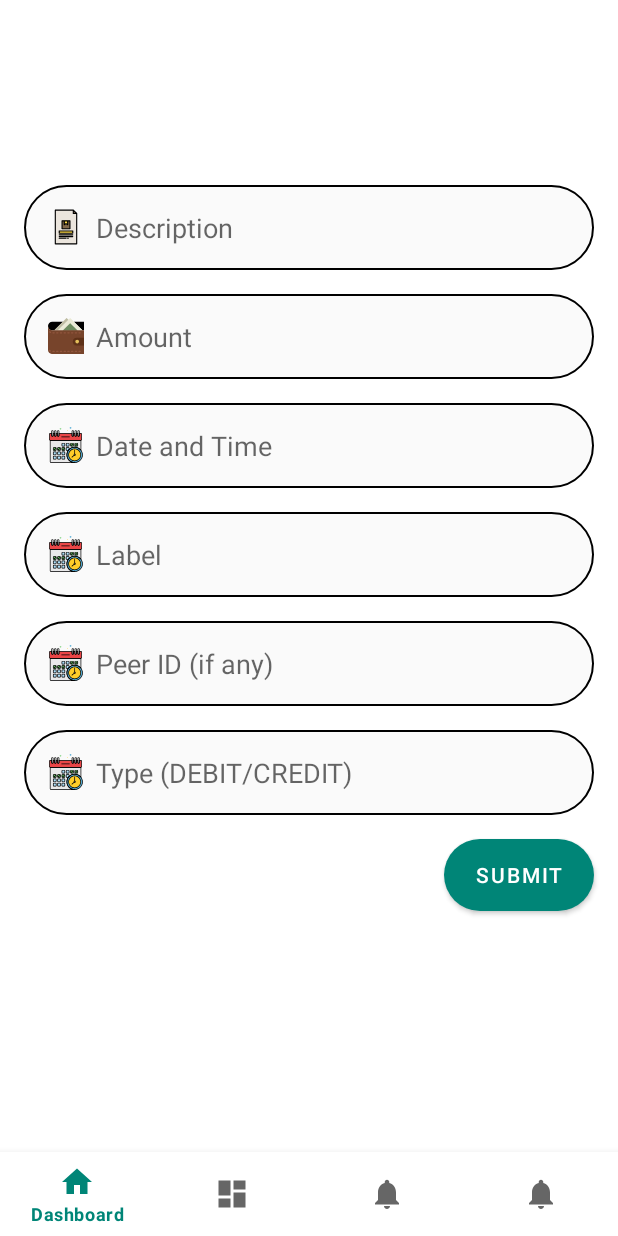
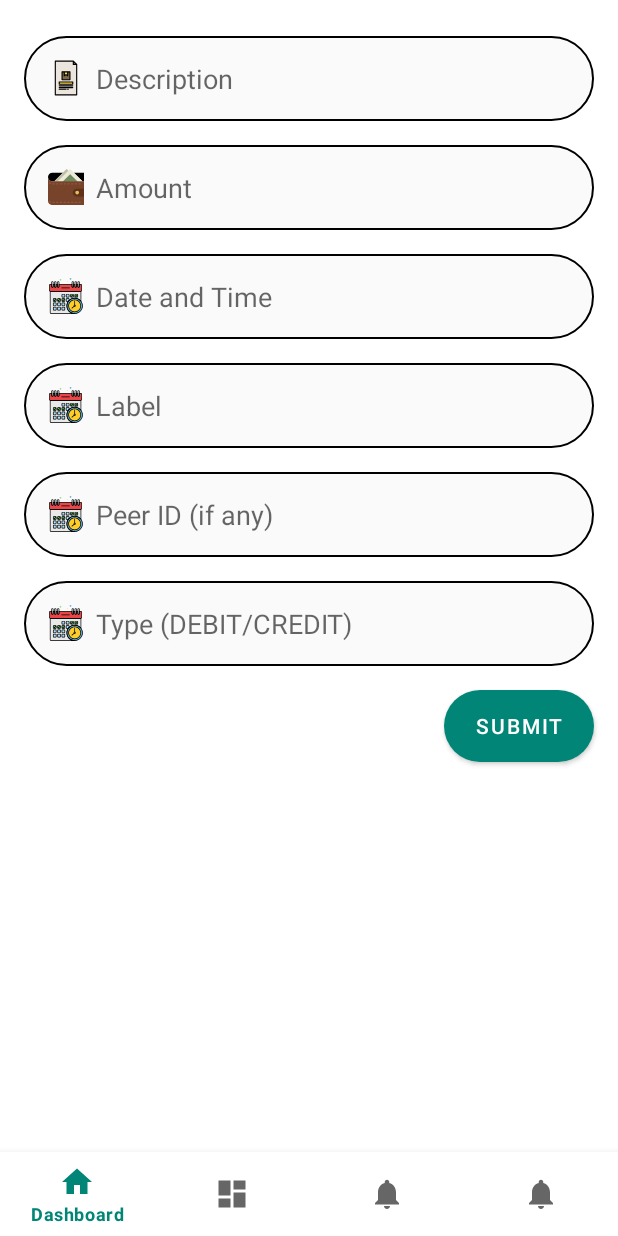
Before and after one commit to graphicstone/PersonalLedger, an Android app: the screen it shows after launch once a user with an empty profile is signed in (MainActivity2 before the commit, LandingActivity after it), on a phone screen of 412 x 824 dp. Run offline under Robolectric (Android 15) with nearby library versions, the phone set to English and light mode, and no system bars; our stand-ins replace Firebase (no records; nobody signed in at launch, a user with empty details on screens opened directly), data binding, navigation-ui.

Commit message:
Bottom navigation issues fixed

```diff
--- a/app/src/main/AndroidManifest.xml
+++ b/app/src/main/AndroidManifest.xml
@@ -14,12 +14,11 @@
         android:supportsRtl="true"
         android:theme="@style/AppTheme">
         <activity
-            android:name=".view.activities.MainActivity2"
+            android:name=".view.activities.LandingActivity"
             android:label="@string/title_activity_main2" />
         <activity android:name=".view.activities.OnBoardingActivity" />
         <activity android:name=".view.activities.ProfileActivity" />
         <activity android:name=".view.activities.SignUpActivity" />
-        <activity android:name=".view.activities.MainActivity" />
         <activity android:name=".view.activities.SplashActivity" />
         <activity
             android:name=".view.activities.LoginActivity"
--- a/app/src/main/java/com/nullbyte/personalledger/view/activities/MainActivity2.kt
+++ b/app/src/main/java/com/nullbyte/personalledger/view/activities/LandingActivity.kt
@@ -8,14 +8,13 @@ import androidx.navigation.ui.setupActionBarWithNavController
 import androidx.navigation.ui.setupWithNavController
 import com.google.android.material.bottomnavigation.BottomNavigationView
 import com.nullbyte.personalledger.R
+import com.nullbyte.personalledger.base.BaseActivity
 
-class MainActivity2 : AppCompatActivity() {
+class LandingActivity : BaseActivity() {
 
-    override fun onCreate(savedInstanceState: Bundle?) {
-        super.onCreate(savedInstanceState)
-        setContentView(R.layout.activity_main2)
+    override fun onActivityCreate(savedInstanceState: Bundle?) {
+        setContentView(R.layout.activity_landing)
         val navView: BottomNavigationView = findViewById(R.id.nav_view)
-        supportActionBar?.hide()
 
         val navController = findNavController(R.id.nav_host_fragment)
         // Passing each menu ID as a set of Ids because each
@@ -31,4 +30,19 @@ class MainActivity2 : AppCompatActivity() {
         setupActionBarWithNavController(navController, appBarConfiguration)
         navView.setupWithNavController(navController)
     }
+
+    override fun onActivityStart() {
+    }
+
+    override fun onActivityResume() {
+    }
+
+    override fun onActivityStop() {
+    }
+
+    override fun onActivityPause() {
+    }
+
+    override fun onActivityDestroy() {
+    }
 }
--- a/app/src/main/java/com/nullbyte/personalledger/view/activities/LoginActivity.kt
+++ b/app/src/main/java/com/nullbyte/personalledger/view/activities/LoginActivity.kt
@@ -4,16 +4,12 @@ import android.content.Intent
 import android.os.Bundle
 import android.util.Log
 import androidx.databinding.DataBindingUtil
-import androidx.lifecycle.Observer
 import androidx.lifecycle.ViewModelProvider
 import com.google.android.gms.auth.api.signin.GoogleSignIn
 import com.google.android.gms.auth.api.signin.GoogleSignInClient
 import com.google.android.gms.auth.api.signin.GoogleSignInOptions
 import com.google.android.gms.common.api.ApiException
-import com.google.android.material.snackbar.Snackbar
-import com.google.firebase.auth.FirebaseAuth
 import com.google.firebase.auth.FirebaseUser
-import com.google.firebase.auth.GoogleAuthProvider
 import com.google.firebase.auth.ktx.auth
 import com.google.firebase.ktx.Firebase
 import com.nullbyte.personalledger.R
@@ -83,7 +79,7 @@ class LoginActivity : BaseActivity() {
 
     private fun updateUI(user: FirebaseUser?) {
         if (user != null) {
-            val intent = Intent(this, MainActivity2::class.java)
+            val intent = Intent(this, LandingActivity::class.java)
             startActivity(intent)
         }
     }
--- a/app/src/main/java/com/nullbyte/personalledger/view/fragments/HomeFragment.kt
+++ b/app/src/main/java/com/nullbyte/personalledger/view/fragments/DashboardFragment.kt
@@ -9,24 +9,21 @@ import android.view.ViewGroup
 import android.widget.DatePicker
 import android.widget.TimePicker
 import androidx.databinding.DataBindingUtil
-import androidx.lifecycle.Observer
 import androidx.lifecycle.ViewModelProvider
-import com.google.firebase.database.DatabaseReference
-import com.google.firebase.database.FirebaseDatabase
 import com.nullbyte.personalledger.R
 import com.nullbyte.personalledger.base.BaseFragment
-import com.nullbyte.personalledger.databinding.FragmentHomeBinding
+import com.nullbyte.personalledger.databinding.FragmentDashboardBinding
 import com.nullbyte.personalledger.model.ExpanseModel
 import com.nullbyte.personalledger.utilities.Constant
 import com.nullbyte.personalledger.utilities.VariableAndMethodUtility
 import com.nullbyte.personalledger.viewModel.HomeViewModel
 import java.util.*
 
-class HomeFragment : BaseFragment(), DatePickerDialog.OnDateSetListener,
+class DashboardFragment : BaseFragment(), DatePickerDialog.OnDateSetListener,
     TimePickerDialog.OnTimeSetListener {
 
     private lateinit var mHomeViewModel: HomeViewModel
-    private lateinit var mHomeBinding: FragmentHomeBinding
+    private lateinit var mHomeBinding: FragmentDashboardBinding
     var day = 0
     var month: Int = 0
     var year: Int = 0
@@ -41,7 +38,7 @@ class HomeFragment : BaseFragment(), DatePickerDialog.OnDateSetListener,
     override fun getRootView(
         inflater: LayoutInflater, container: ViewGroup?, savedInstanceState: Bundle?
     ): View {
-        mHomeBinding = DataBindingUtil.inflate(inflater, R.layout.fragment_home, container, false)
+        mHomeBinding = DataBindingUtil.inflate(inflater, R.layout.fragment_dashboard, container, false)
         return mHomeBinding.root
     }
 
@@ -73,13 +70,13 @@ class HomeFragment : BaseFragment(), DatePickerDialog.OnDateSetListener,
             month = calendar.get(Calendar.MONTH)
             year = calendar.get(Calendar.YEAR)
             val datePickerDialog =
-                DatePickerDialog(requireContext(), this@HomeFragment, year, month, day)
+                DatePickerDialog(requireContext(), this@DashboardFragment, year, month, day)
             datePickerDialog.show()
         }
     }
 
     private fun observeData() {
-        mHomeViewModel.result.observe(viewLifecycleOwner, Observer {
+        mHomeViewModel.result.observe(viewLifecycleOwner, {
             if (it) {
                 VariableAndMethodUtility.showToast(
                     requireContext(),
@@ -114,7 +111,7 @@ class HomeFragment : BaseFragment(), DatePickerDialog.OnDateSetListener,
         hour = calendar.get(Calendar.HOUR)
         minute = calendar.get(Calendar.MINUTE)
         val timePickerDialog =
-            TimePickerDialog(requireContext(), this@HomeFragment, hour, minute, false)
+            TimePickerDialog(requireContext(), this@DashboardFragment, hour, minute, false)
         timePickerDialog.show()
     }
 
--- a/app/src/main/res/layout/activity_main2.xml
+++ b/app/src/main/res/layout/activity_landing.xml
@@ -3,8 +3,7 @@
     xmlns:app="http://schemas.android.com/apk/res-auto"
     android:id="@+id/container"
     android:layout_width="match_parent"
-    android:layout_height="match_parent"
-    android:paddingTop="?attr/actionBarSize">
+    android:layout_height="match_parent">
 
     <com.google.android.material.bottomnavigation.BottomNavigationView
         android:id="@+id/nav_view"
--- a/app/src/main/res/layout/fragment_home.xml
+++ b/app/src/main/res/layout/fragment_dashboard.xml
@@ -16,21 +16,6 @@
         android:layout_width="match_parent"
         android:layout_height="match_parent">
 
-        <TextView
-            android:id="@+id/text_home"
-            android:layout_width="match_parent"
-            android:layout_height="wrap_content"
-            android:layout_marginStart="@dimen/dp_16"
-            android:layout_marginTop="@dimen/dp_16"
-            android:layout_marginEnd="@dimen/dp_16"
-            android:layout_marginBottom="@dimen/dp_24"
-            android:textAlignment="center"
-            android:textColor="@color/colorBlack"
-            android:textSize="20sp"
-            app:layout_constraintEnd_toEndOf="parent"
-            app:layout_constraintStart_toStartOf="parent"
-            app:layout_constraintTop_toTopOf="parent" />
-
         <EditText
             android:id="@+id/et_description"
             android:layout_width="match_parent"
@@ -48,7 +33,7 @@
             android:padding="@dimen/dp_16"
             app:layout_constraintEnd_toEndOf="parent"
             app:layout_constraintStart_toStartOf="parent"
-            app:layout_constraintTop_toBottomOf="@id/text_home" />
+            app:layout_constraintTop_toTopOf="parent" />
 
         <EditText
             android:id="@+id/et_amount"
--- a/app/src/main/res/navigation/mobile_navigation.xml
+++ b/app/src/main/res/navigation/mobile_navigation.xml
@@ -3,30 +3,30 @@
     xmlns:app="http://schemas.android.com/apk/res-auto"
     xmlns:tools="http://schemas.android.com/tools"
     android:id="@+id/mobile_navigation"
-    app:startDestination="@+id/nav_home">
+    app:startDestination="@+id/navigation_dashboard">
 
     <fragment
-        android:id="@+id/nav_home"
-        android:name="com.nullbyte.personalledger.view.fragments.HomeFragment"
-        android:label="@string/menu_home"
-        tools:layout="@layout/fragment_home" />
+        android:id="@+id/navigation_dashboard"
+        android:name="com.nullbyte.personalledger.view.fragments.DashboardFragment"
+        android:label="@string/title_dashboard"
+        tools:layout="@layout/fragment_dashboard" />
 
     <fragment
-        android:id="@+id/nav_gallery"
+        android:id="@+id/navigation_statistics"
+        android:name="com.nullbyte.personalledger.view.fragments.StatisticsFragment"
+        android:label="@string/title_statistics"
+        tools:layout="@layout/fragment_statistics" />
+
+    <fragment
+        android:id="@+id/navigation_history"
         android:name="com.nullbyte.personalledger.view.fragments.ExpenseHistoryFragment"
-        android:label="@string/menu_expense_history"
+        android:label="@string/title_history"
         tools:layout="@layout/fragment_expense_history" />
 
     <fragment
-        android:id="@+id/nav_slideshow"
-        android:name="com.nullbyte.personalledger.view.fragments.AboutFragment"
-        android:label="@string/menu_about"
-        tools:layout="@layout/fragment_about" />
-
-    <fragment
-        android:id="@+id/nav_tools"
-        android:name="com.nullbyte.personalledger.view.fragments.SettingsFragment"
-        android:label="@string/menu_settings"
-        tools:layout="@layout/fragment_settings" />
+        android:id="@+id/navigation_profile"
+        android:name="com.nullbyte.personalledger.view.fragments.ProfileFragment"
+        android:label="@string/title_profile"
+        tools:layout="@layout/fragment_profile" />
 
 </navigation>
--- a/app/src/main/res/values/styles.xml
+++ b/app/src/main/res/values/styles.xml
@@ -1,17 +1,23 @@
-<resources>
+<resources xmlns:tools="http://schemas.android.com/tools">
 
     <!-- Base application theme. -->
-    <style name="AppTheme" parent="Theme.MaterialComponents.Light.NoActionBar">
+    <!-- Customize your theme here. -->
+    <style name="AppTheme" parent="Theme.MaterialComponents.Light.DarkActionBar">
+        <!-- Primary brand color. -->
+        <item name="colorPrimary">@color/colorPrimary</item>
+        <item name="colorPrimaryVariant">@color/colorPrimary</item>
+        <item name="colorOnPrimary">@color/colorPrimary</item>
+        <!-- Secondary brand color. -->
+        <item name="colorSecondary">@color/colorPrimaryDark</item>
+        <item name="colorSecondaryVariant">@color/colorPrimaryDark</item>
+        <item name="colorOnSecondary">@color/colorPrimaryDark</item>
+        <!-- Status bar color. -->
+        <item name="android:statusBarColor" tools:targetApi="l">?attr/colorPrimaryVariant</item>
         <!-- Customize your theme here. -->
-        <item name="colorPrimary">@color/colorPrimary</item>
-        <item name="colorPrimaryDark">@color/colorPrimaryDark</item>
-        <item name="colorAccent">@color/colorAccent</item>
-        <item name="windowActionBar">false</item>
-        <item name="windowNoTitle">true</item>
     </style>
 
-    <style name="AppTheme.AppBarOverlay" parent="ThemeOverlay.AppCompat.Dark.ActionBar" />
+    <!--    <style name="AppTheme.AppBarOverlay" parent="ThemeOverlay.AppCompat.Dark.ActionBar" />-->
 
-    <style name="AppTheme.PopupOverlay" parent="ThemeOverlay.AppCompat.Light" />
+    <!--    <style name="AppTheme.PopupOverlay" parent="ThemeOverlay.AppCompat.Light" />-->
 
 </resources>
```
Also changed, not shown: app/src/main/java/com/nullbyte/personalledger/view/activities/MainActivity.kt (deleted, +0 -79 lines), app/src/main/java/com/nullbyte/personalledger/view/fragments/ProfileFragment.kt (renamed from app/src/main/java/com/nullbyte/personalledger/view/fragments/SettingsFragment.kt, +8 -9 lines), app/src/main/java/com/nullbyte/personalledger/view/fragments/StatisticsFragment.kt (renamed from app/src/main/java/com/nullbyte/personalledger/view/fragments/AboutFragment.kt, +8 -9 lines), app/src/main/res/layout/activity_main.xml (deleted, +0 -42 lines), app/src/main/res/layout/app_bar_main.xml (deleted, +0 -33 lines), app/src/main/res/layout/content_main.xml (deleted, +0 -33 lines), app/src/main/res/layout/fragment_expense_history.xml (+1 -14 lines), app/src/main/res/layout/nav_header_main.xml (deleted, +0 -37 lines), app/src/main/res/menu/activity_main_drawer.xml (deleted, +0 -29 lines), app/src/main/res/menu/main.xml (deleted, +0 -9 lines), app/src/main/res/layout/fragment_profile.xml (renamed from app/src/main/res/layout/fragment_settings.xml), app/src/main/res/layout/fragment_statistics.xml (renamed from app/src/main/res/layout/fragment_about.xml).
